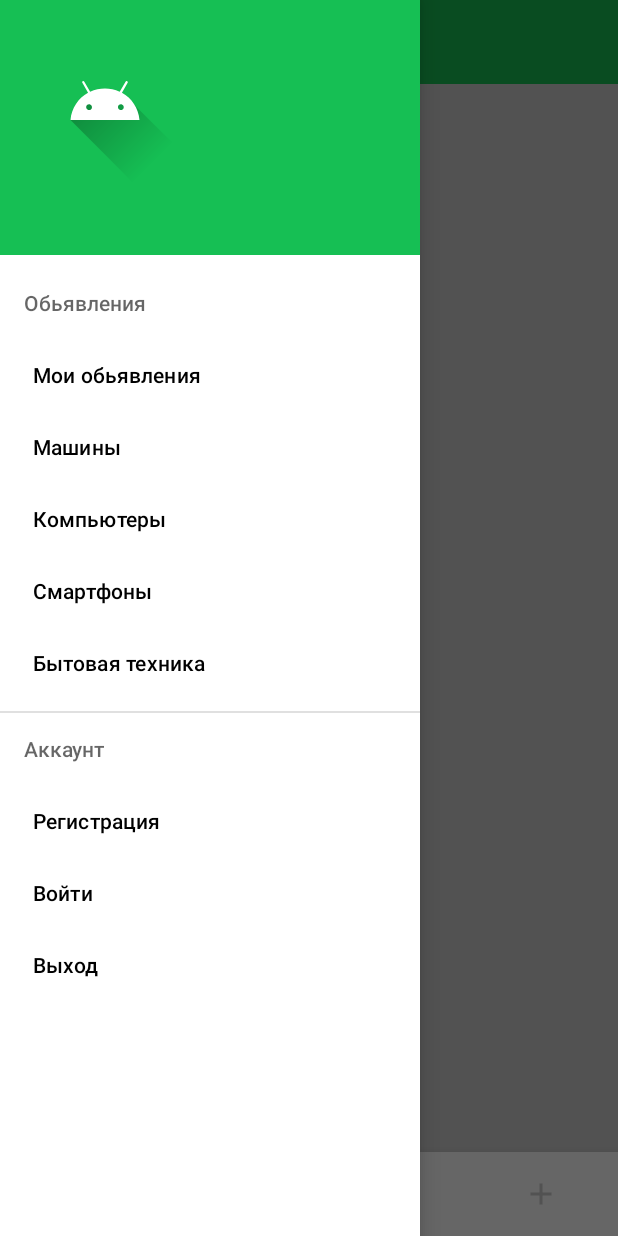
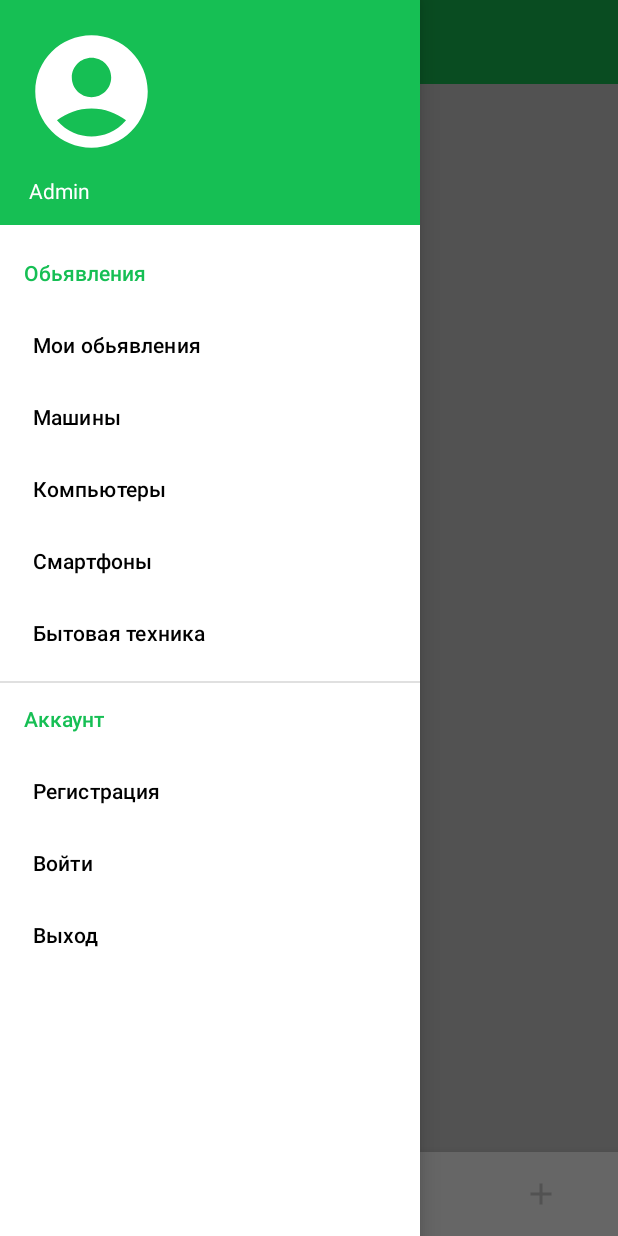
Before and after one commit to PK4US/DeclarationTable, an Android app: the screen it shows after launch (MainActivity), with the side drawer open, on a phone screen of 412 x 824 dp. Run offline under Robolectric (Android 15) with nearby library versions, the phone set to English and light mode, and no system bars; our stand-ins replace Firebase (no records; nobody signed in at launch, a user with empty details on screens opened directly), Picasso.

Commit message:
Показываем аватарку из Google аккаунта

```diff
--- a/app/src/main/java/com/pk4us/declarationtable/MainActivity.kt
+++ b/app/src/main/java/com/pk4us/declarationtable/MainActivity.kt
@@ -2,9 +2,12 @@ package com.pk4us.declarationtable
 
 import android.content.Intent
 import android.os.Bundle
+import android.text.SpannableString
+import android.text.style.ForegroundColorSpan
 import android.util.Log
 import android.view.MenuItem
 import android.view.View
+import android.widget.ImageView
 import android.widget.TextView
 import android.widget.Toast
 import androidx.activity.result.ActivityResultLauncher
@@ -32,10 +35,12 @@ import com.pk4us.declarationtable.dialoghelper.DialogHelper
 import com.pk4us.declarationtable.dialoghelper.GoogleAccConst
 import com.pk4us.declarationtable.model.Ad
 import com.pk4us.declarationtable.viewModel.FirebaseViewModel
+import com.squareup.picasso.Picasso
 
 class   MainActivity : AppCompatActivity(),NavigationView.OnNavigationItemSelectedListener,AdsRcAdapter.Listener{
 
     private lateinit var tvAccount: TextView
+    private lateinit var imAccount: ImageView
     private lateinit var binding: ActivityMainBinding
     private val dialogHelper = DialogHelper(this)
     val  myAuth = Firebase.auth
@@ -83,11 +88,13 @@ class   MainActivity : AppCompatActivity(),NavigationView.OnNavigationItemSelect
     private fun init(){
         setSupportActionBar(binding.mainContent.toolbar)
         onActivityResult()
+        navViewSettings()
         var toggle = ActionBarDrawerToggle(this,binding.drawerLayout,binding.mainContent.toolbar,R.string.open,R.string.close)
         binding.drawerLayout.addDrawerListener(toggle)
         toggle.syncState()
         binding.navView.setNavigationItemSelectedListener(this)
         tvAccount = binding.navView.getHeaderView(0).findViewById(R.id.tvAccountEmail)
+        imAccount = binding.navView.getHeaderView(0).findViewById(R.id.imAccountImage)
     }
 
     override fun onResume() {
@@ -166,12 +173,15 @@ class   MainActivity : AppCompatActivity(),NavigationView.OnNavigationItemSelect
             dialogHelper.accHelper.signInAnonymously(object:AccountHelper.Listener{
                 override fun onComplete() {
                     tvAccount.text = "Гость"
+                    imAccount.setImageResource(R.drawable.ic_account_def)
                 }
             })
         }else if (user.isAnonymous){
             tvAccount.text = "Гость"
+            imAccount.setImageResource(R.drawable.ic_account_def)
         }else if (!user.isAnonymous){
             tvAccount.text = user.email
+            Picasso.get().load(user.photoUrl).into(imAccount)
         }
     }
 
@@ -194,4 +204,17 @@ class   MainActivity : AppCompatActivity(),NavigationView.OnNavigationItemSelect
     override fun onFavClicked(ad: Ad) {
         firebaseViewModel.onFavClick(ad)
     }
+
+    private fun navViewSettings() = with(binding){
+        val menu = navView.menu
+        val adsCat = menu.findItem(R.id.adsCat)
+        val spanAdsCat = SpannableString(adsCat.title)
+        spanAdsCat.setSpan(ForegroundColorSpan(ContextCompat.getColor(this@MainActivity, R.color.green_main)),0,adsCat.title.length,0)
+        adsCat.title = spanAdsCat
+
+        val accCat = menu.findItem(R.id.accCat)
+        val spanAccCat = SpannableString(accCat.title)
+        spanAccCat.setSpan(ForegroundColorSpan(ContextCompat.getColor(this@MainActivity, R.color.green_main)),0,accCat.title.length,0)
+        accCat.title = spanAccCat
+    }
 }
--- /dev/null
+++ b/app/src/main/res/drawable/ic_account_def.xml
@@ -0,0 +1,5 @@
+<vector android:height="24dp" android:tint="#FFFFFF"
+    android:viewportHeight="24" android:viewportWidth="24"
+    android:width="24dp" xmlns:android="http://schemas.android.com/apk/res/android">
+    <path android:fillColor="@android:color/white" android:pathData="M12,2C6.48,2 2,6.48 2,12s4.48,10 10,10s10,-4.48 10,-10S17.52,2 12,2zM12,6c1.93,0 3.5,1.57 3.5,3.5S13.93,13 12,13s-3.5,-1.57 -3.5,-3.5S10.07,6 12,6zM12,20c-2.03,0 -4.43,-0.82 -6.14,-2.88C7.55,15.8 9.68,15 12,15s4.45,0.8 6.14,2.12C16.43,19.18 14.03,20 12,20z"/>
+</vector>
--- a/app/src/main/res/layout/nav_header_main.xml
+++ b/app/src/main/res/layout/nav_header_main.xml
@@ -3,26 +3,28 @@
     xmlns:app="http://schemas.android.com/apk/res-auto"
     xmlns:tools="http://schemas.android.com/tools"
     android:layout_width="match_parent"
-    android:layout_height="170dp"
+    android:layout_height="150dp"
     android:background="@color/green_main">
 
     <ImageView
         android:id="@+id/imAccountImage"
-        android:layout_width="wrap_content"
-        android:layout_height="wrap_content"
+        android:layout_width="90dp"
+        android:layout_height="90dp"
         android:layout_marginStart="16dp"
         android:layout_marginTop="16dp"
         app:layout_constraintStart_toStartOf="parent"
         app:layout_constraintTop_toTopOf="parent"
-        app:srcCompat="@drawable/ic_launcher_foreground" />
+        app:srcCompat="@drawable/ic_account_def" />
 
     <TextView
         android:id="@+id/tvAccountEmail"
-        android:layout_width="0dp"
+        android:layout_width="wrap_content"
         android:layout_height="wrap_content"
         android:layout_marginTop="8dp"
         android:layout_marginEnd="16dp"
         android:textColor="@color/white"
+        android:text="Admin"
+        android:padding="3dp"
         app:layout_constraintEnd_toEndOf="parent"
         app:layout_constraintHorizontal_bias="0.0"
         app:layout_constraintStart_toStartOf="@+id/imAccountImage"
--- a/app/src/main/res/menu/drawer_main_menu.xml
+++ b/app/src/main/res/menu/drawer_main_menu.xml
@@ -3,7 +3,7 @@
     xmlns:tools="http://schemas.android.com/tools"
     tools:showIn="navigation_view">
 
-    <item android:title="@string/ad_cat1">
+    <item android:title="@string/ad_cat1" android:id="@+id/adsCat">
         <menu>
             <item android:title="@string/ad_my_ads"
                 android:id="@+id/id_my_ads"
@@ -23,7 +23,7 @@
         </menu>
     </item>
 
-    <item android:title="@string/ad_cat2">
+    <item android:title="@string/ad_cat2" android:id="@+id/accCat">
         <menu>
             <item android:title="@string/ac_sign_up"
                 android:id="@+id/id_sign_up"
```
